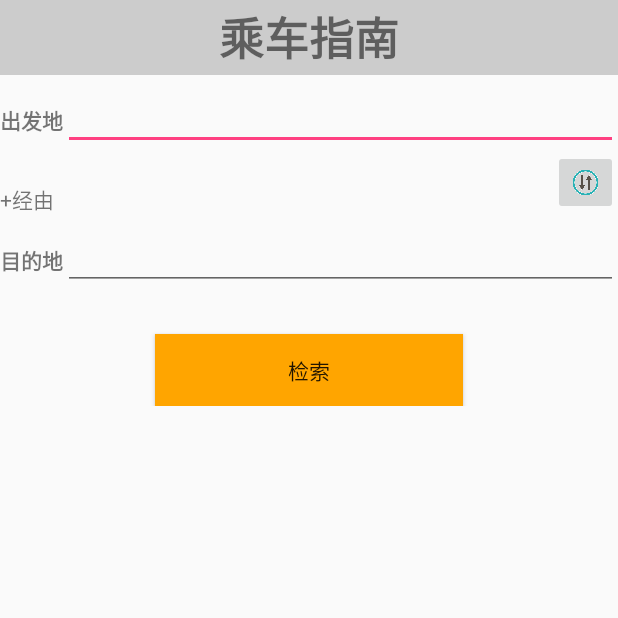
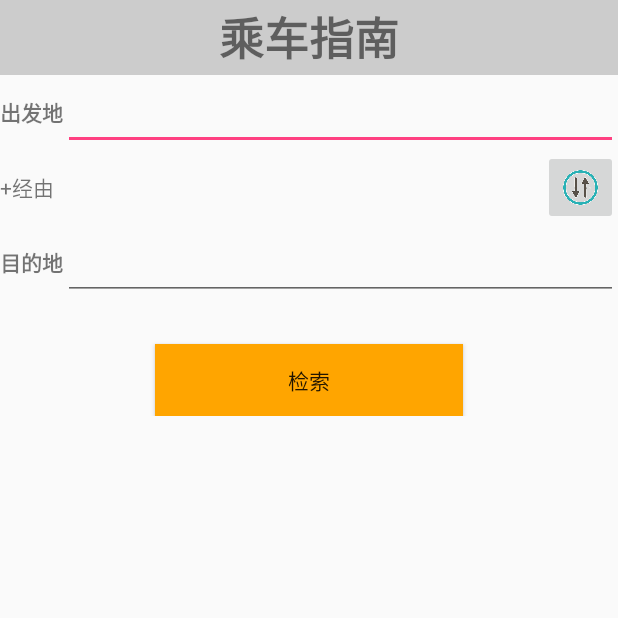
Before and after one commit to safari0825/TransferGuide, an Android app: the screen it shows after launch (MainActivity), on a phone screen of 412 x 824 dp, the top half of it. Run offline under Robolectric (Android 15) with nearby library versions, the phone set to English and light mode, and no system bars.

Commit message:
home change

```diff
--- a/app/src/main/res/layout/content_main.xml
+++ b/app/src/main/res/layout/content_main.xml
@@ -20,7 +20,7 @@
 	android:id="@+id/line1"
 	android:layout_width="match_parent"
 	android:layout_height="50dp"
-	android:paddingTop="10sp">
+	android:paddingTop="0dp">
 <TextView
 	android:id="@+id/start"
 	android:layout_width="wrap_content"
@@ -46,17 +46,17 @@
 	android:padding="0dp">
 	<TextView
 		android:id="@+id/via"
-		android:layout_height="25dp"
-		android:layout_width="45dp"
-		android:gravity="bottom"
+		android:layout_height="50dp"
+		android:layout_width="50dp"
+		android:gravity="center_vertical"
 		android:text="+经由"
 		android:clickable="true"
 		android:layout_row="2"
 		android:layout_column="0" />
 
 	<ImageButton
-		android:layout_width="43dp"
-		android:layout_height="43dp"
+		android:layout_width="50dp"
+		android:layout_height="50dp"
 		android:id="@+id/reverseBtn"
 		android:layout_rowSpan="3"
 		android:layout_row="0"
@@ -70,7 +70,7 @@
 	android:id="@+id/line2"
 	android:layout_width="match_parent"
 	android:layout_height="50dp"
-	android:paddingTop="10sp">
+	android:paddingTop="0dp">
 <TextView
 	android:id="@+id/end"
 	android:layout_width="wrap_content"
```
Also changed, not shown: app/src/main/java/jp/co/pp/transferguide/MainActivity.java (line endings or trailing spaces), app/src/main/res/mipmap-xhdpi/map.png (added), app/src/main/res/mipmap-xhdpi/plus.png (added).
